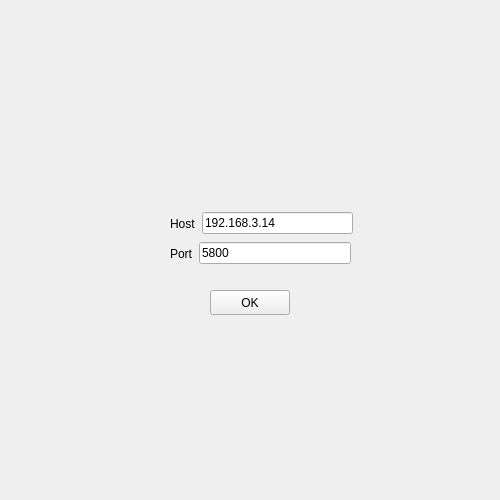
The window that setupwindow.ui (tranvansang/car-driving-interface) describes before a commit, drawn with Qt 5.
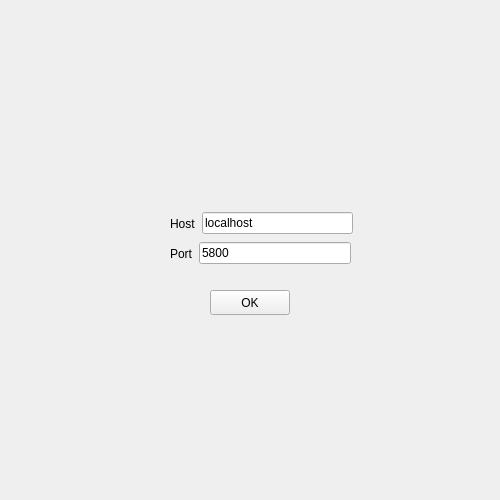
The same window after the commit.

```diff
--- a/setupwindow.ui
+++ b/setupwindow.ui
@@ -72,7 +72,7 @@
     <item>
      <widget class="QLineEdit" name="hostText">
       <property name="text">
-       <string>192.168.3.14</string>
+       <string>localhost</string>
       </property>
      </widget>
     </item>
```
